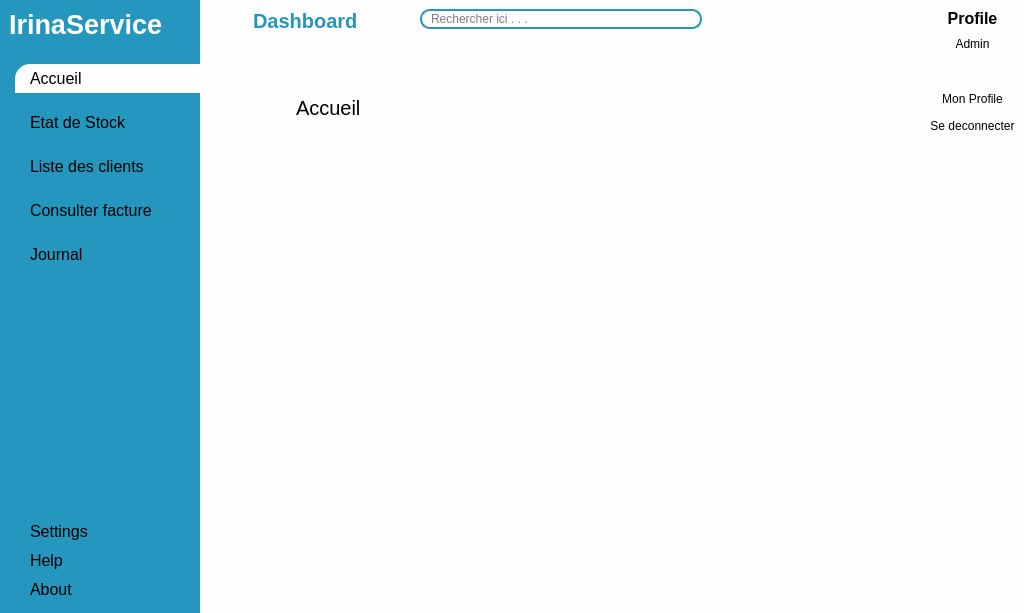
The window that views/main_window.ui (ninohantonio/Store-Management) describes before a commit, drawn with Qt 5.
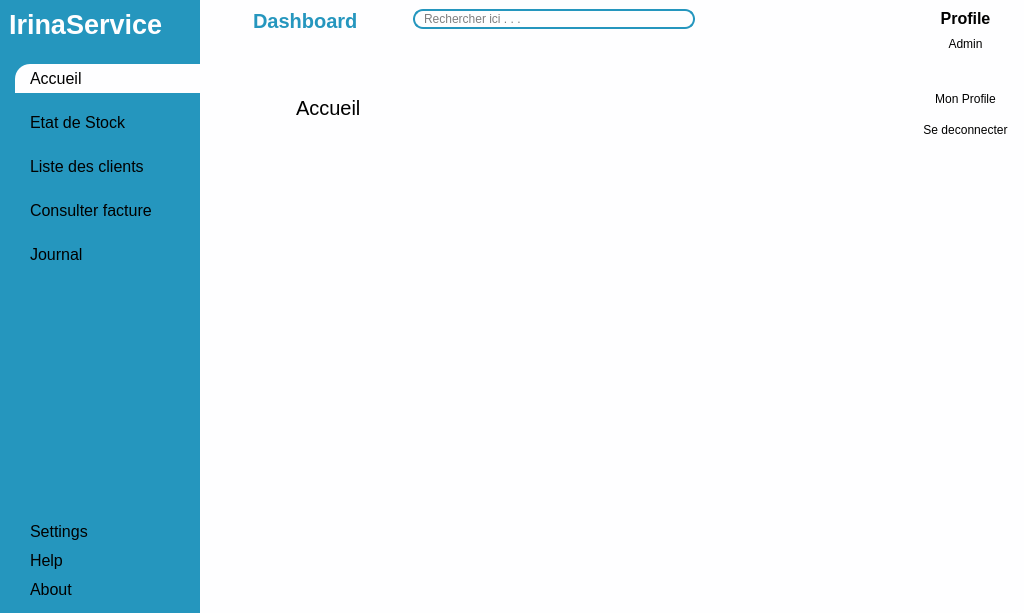
The same window after the commit. Icons and pictures are not drawn. Custom widgets are drawn as their Qt base class.

The edit to the form file:
```diff
--- a/views/main_window.ui
+++ b/views/main_window.ui
@@ -72,6 +72,12 @@
 #profileContainer{
 	background-color: #fefeff;
 	border-radius: 20px;
+}
+
+#logoutBtn{
+	padding: 4px 7px;
+	border: 1px solide #c4e4db;
+	border-radius: 7px
 }</string>
    </property>
    <layout class="QHBoxLayout" name="horizontalLayout">
@@ -930,7 +936,7 @@
            </widget>
           </item>
           <item alignment="Qt::AlignmentFlag::AlignTop">
-           <widget class="QPushButton" name="pushButton_5">
+           <widget class="QPushButton" name="logoutBtn">
             <property name="text">
              <string>Se deconnecter</string>
             </property>
```
